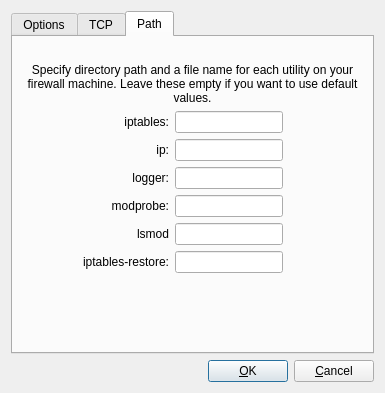
Qt form src/gui/linux24advanceddialog_q.ui (fwbuilder/fwbuilder) before a commit.
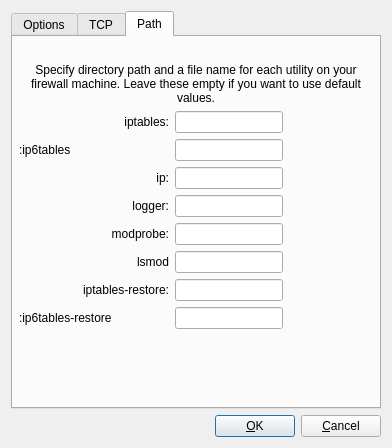
The same form after that commit. The open tabs and pages were chosen to show the change.

```diff
--- a/src/gui/linux24advanceddialog_q.ui
+++ b/src/gui/linux24advanceddialog_q.ui
@@ -5,8 +5,8 @@
    <rect>
     <x>0</x>
     <y>0</y>
-    <width>385</width>
-    <height>393</height>
+    <width>392</width>
+    <height>448</height>
    </rect>
   </property>
   <property name="windowTitle" >
@@ -16,7 +16,19 @@
    <property name="margin" >
     <number>11</number>
    </property>
-   <property name="spacing" >
+   <property name="topMargin" >
+    <number>11</number>
+   </property>
+   <property name="rightMargin" >
+    <number>11</number>
+   </property>
+   <property name="bottomMargin" >
+    <number>11</number>
+   </property>
+   <property name="horizontalSpacing" >
+    <number>6</number>
+   </property>
+   <property name="verticalSpacing" >
     <number>6</number>
    </property>
    <item row="1" column="0" >
@@ -789,89 +801,37 @@
        <property name="margin" >
         <number>6</number>
        </property>
-       <property name="spacing" >
+       <property name="topMargin" >
         <number>6</number>
        </property>
-       <item row="5" column="0" >
-        <widget class="QLabel" name="label458" >
-         <property name="text" >
-          <string>modprobe:</string>
-         </property>
-         <property name="alignment" >
-          <set>Qt::AlignRight|Qt::AlignTrailing|Qt::AlignVCenter</set>
-         </property>
-         <property name="wordWrap" >
-          <bool>false</bool>
-         </property>
-        </widget>
-       </item>
-       <item row="4" column="0" >
-        <widget class="QLabel" name="label455" >
-         <property name="text" >
-          <string>logger:</string>
-         </property>
-         <property name="alignment" >
-          <set>Qt::AlignRight|Qt::AlignTrailing|Qt::AlignVCenter</set>
-         </property>
-         <property name="wordWrap" >
-          <bool>false</bool>
-         </property>
-        </widget>
-       </item>
-       <item row="3" column="0" >
-        <widget class="QLabel" name="label454" >
-         <property name="text" >
-          <string>ip:</string>
-         </property>
-         <property name="alignment" >
-          <set>Qt::AlignRight|Qt::AlignTrailing|Qt::AlignVCenter</set>
-         </property>
-         <property name="wordWrap" >
-          <bool>false</bool>
-         </property>
-        </widget>
-       </item>
-       <item row="6" column="0" >
-        <widget class="QLabel" name="label459" >
-         <property name="text" >
-          <string>lsmod</string>
-         </property>
-         <property name="alignment" >
-          <set>Qt::AlignRight|Qt::AlignTrailing|Qt::AlignVCenter</set>
-         </property>
-         <property name="wordWrap" >
-          <bool>false</bool>
-         </property>
-        </widget>
-       </item>
-       <item row="8" column="0" >
+       <property name="rightMargin" >
+        <number>6</number>
+       </property>
+       <property name="bottomMargin" >
+        <number>6</number>
+       </property>
+       <property name="horizontalSpacing" >
+        <number>6</number>
+       </property>
+       <property name="verticalSpacing" >
+        <number>6</number>
+       </property>
+       <item row="0" column="1" >
         <spacer>
          <property name="orientation" >
-          <enum>Qt::Horizontal</enum>
+          <enum>Qt::Vertical</enum>
          </property>
          <property name="sizeType" >
           <enum>QSizePolicy::Fixed</enum>
          </property>
          <property name="sizeHint" >
           <size>
-           <width>150</width>
+           <width>20</width>
            <height>20</height>
           </size>
          </property>
         </spacer>
        </item>
-       <item row="3" column="1" colspan="2" >
-        <widget class="QLineEdit" name="linux24_path_ip" />
-       </item>
-       <item row="6" column="1" colspan="2" >
-        <widget class="QLineEdit" name="linux24_path_lsmod" />
-       </item>
-       <item row="4" column="1" colspan="2" >
-        <widget class="QLineEdit" name="linux24_path_logger" />
-       </item>
-       <item row="5" column="1" colspan="2" >
-        <widget class="QLineEdit" name="linux24_path_modprobe" />
-       </item>
        <item row="1" column="0" colspan="4" >
         <widget class="QLabel" name="label456" >
          <property name="text" >
@@ -885,54 +845,6 @@
          </property>
         </widget>
        </item>
-       <item row="0" column="1" >
-        <spacer>
-         <property name="orientation" >
-          <enum>Qt::Vertical</enum>
-         </property>
-         <property name="sizeType" >
-          <enum>QSizePolicy::Fixed</enum>
-         </property>
-         <property name="sizeHint" >
-          <size>
-           <width>20</width>
-           <height>20</height>
-          </size>
-         </property>
-        </spacer>
-       </item>
-       <item rowspan="2" row="2" column="3" >
-        <spacer>
-         <property name="orientation" >
-          <enum>Qt::Horizontal</enum>
-         </property>
-         <property name="sizeType" >
-          <enum>QSizePolicy::Expanding</enum>
-         </property>
-         <property name="sizeHint" >
-          <size>
-           <width>40</width>
-           <height>20</height>
-          </size>
-         </property>
-        </spacer>
-       </item>
-       <item row="8" column="2" >
-        <spacer>
-         <property name="orientation" >
-          <enum>Qt::Vertical</enum>
-         </property>
-         <property name="sizeType" >
-          <enum>QSizePolicy::Expanding</enum>
-         </property>
-         <property name="sizeHint" >
-          <size>
-           <width>20</width>
-           <height>60</height>
-          </size>
-         </property>
-        </spacer>
-       </item>
        <item row="2" column="0" >
         <widget class="QLabel" name="label453" >
          <property name="text" >
@@ -949,10 +861,100 @@
        <item row="2" column="1" colspan="2" >
         <widget class="QLineEdit" name="linux24_path_iptables" />
        </item>
-       <item row="7" column="1" colspan="2" >
-        <widget class="QLineEdit" name="linux24_path_iptables_restore" />
+       <item rowspan="2" row="2" column="3" >
+        <spacer>
+         <property name="orientation" >
+          <enum>Qt::Horizontal</enum>
+         </property>
+         <property name="sizeType" >
+          <enum>QSizePolicy::Expanding</enum>
+         </property>
+         <property name="sizeHint" >
+          <size>
+           <width>40</width>
+           <height>20</height>
+          </size>
+         </property>
+        </spacer>
+       </item>
+       <item row="3" column="0" >
+        <widget class="QLabel" name="label" >
+         <property name="layoutDirection" >
+          <enum>Qt::RightToLeft</enum>
+         </property>
+         <property name="text" >
+          <string>:ip6tables</string>
+         </property>
+        </widget>
+       </item>
+       <item row="3" column="1" colspan="2" >
+        <widget class="QLineEdit" name="linux24_path_ip6tables" />
+       </item>
+       <item row="4" column="0" >
+        <widget class="QLabel" name="label454" >
+         <property name="text" >
+          <string>ip:</string>
+         </property>
+         <property name="alignment" >
+          <set>Qt::AlignRight|Qt::AlignTrailing|Qt::AlignVCenter</set>
+         </property>
+         <property name="wordWrap" >
+          <bool>false</bool>
+         </property>
+        </widget>
+       </item>
+       <item row="4" column="1" colspan="2" >
+        <widget class="QLineEdit" name="linux24_path_ip" />
+       </item>
+       <item row="5" column="0" >
+        <widget class="QLabel" name="label455" >
+         <property name="text" >
+          <string>logger:</string>
+         </property>
+         <property name="alignment" >
+          <set>Qt::AlignRight|Qt::AlignTrailing|Qt::AlignVCenter</set>
+         </property>
+         <property name="wordWrap" >
+          <bool>false</bool>
+         </property>
+        </widget>
+       </item>
+       <item row="5" column="1" colspan="2" >
+        <widget class="QLineEdit" name="linux24_path_logger" />
+       </item>
+       <item row="6" column="0" >
+        <widget class="QLabel" name="label458" >
+         <property name="text" >
+          <string>modprobe:</string>
+         </property>
+         <property name="alignment" >
+          <set>Qt::AlignRight|Qt::AlignTrailing|Qt::AlignVCenter</set>
+         </property>
+         <property name="wordWrap" >
+          <bool>false</bool>
+         </property>
+        </widget>
+       </item>
+       <item row="6" column="1" colspan="2" >
+        <widget class="QLineEdit" name="linux24_path_modprobe" />
        </item>
        <item row="7" column="0" >
+        <widget class="QLabel" name="label459" >
+         <property name="text" >
+          <string>lsmod</string>
+         </property>
+         <property name="alignment" >
+          <set>Qt::AlignRight|Qt::AlignTrailing|Qt::AlignVCenter</set>
+         </property>
+         <property name="wordWrap" >
+          <bool>false</bool>
+         </property>
+        </widget>
+       </item>
+       <item row="7" column="1" colspan="2" >
+        <widget class="QLineEdit" name="linux24_path_lsmod" />
+       </item>
+       <item row="8" column="0" >
         <widget class="QLabel" name="label453_2" >
          <property name="text" >
           <string>iptables-restore:</string>
@@ -965,6 +967,54 @@
          </property>
         </widget>
        </item>
+       <item row="8" column="1" colspan="2" >
+        <widget class="QLineEdit" name="linux24_path_iptables_restore" />
+       </item>
+       <item row="9" column="0" >
+        <widget class="QLabel" name="label_2" >
+         <property name="layoutDirection" >
+          <enum>Qt::RightToLeft</enum>
+         </property>
+         <property name="text" >
+          <string>:ip6tables-restore</string>
+         </property>
+        </widget>
+       </item>
+       <item row="9" column="1" colspan="2" >
+        <widget class="QLineEdit" name="linux24_path_ip6tables_restore" />
+       </item>
+       <item row="10" column="0" >
+        <spacer>
+         <property name="orientation" >
+          <enum>Qt::Horizontal</enum>
+         </property>
+         <property name="sizeType" >
+          <enum>QSizePolicy::Fixed</enum>
+         </property>
+         <property name="sizeHint" >
+          <size>
+           <width>150</width>
+           <height>20</height>
+          </size>
+         </property>
+        </spacer>
+       </item>
+       <item row="10" column="2" >
+        <spacer>
+         <property name="orientation" >
+          <enum>Qt::Vertical</enum>
+         </property>
+         <property name="sizeType" >
+          <enum>QSizePolicy::Expanding</enum>
+         </property>
+         <property name="sizeHint" >
+          <size>
+           <width>20</width>
+           <height>60</height>
+          </size>
+         </property>
+        </spacer>
+       </item>
       </layout>
      </widget>
     </widget>
```
Left out of the diff: 63 changed lines with no effect on the pictures.
